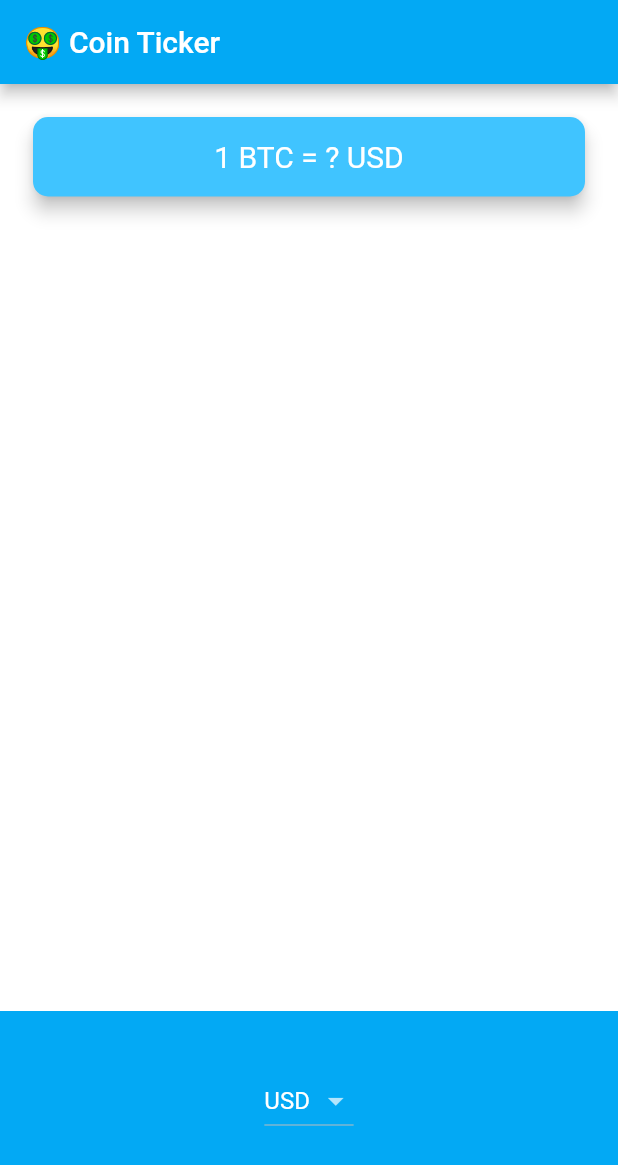
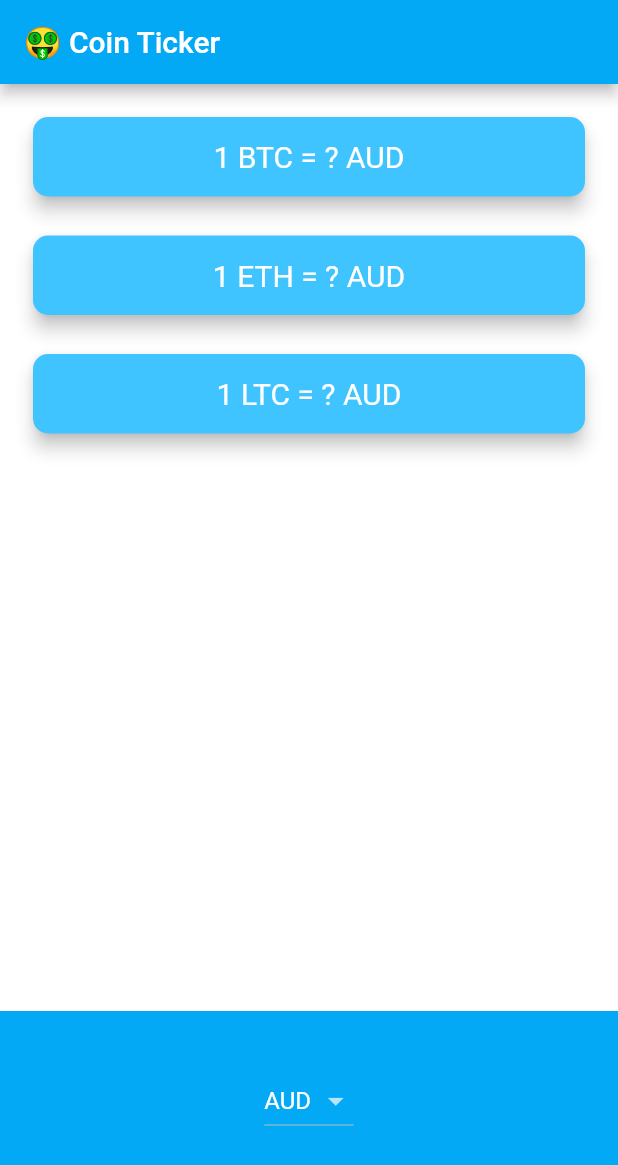
Before and after one commit to timliuGH/crypto-ticker-flutter, a Flutter app: the screen it shows after launch, on a phone screen of 412 x 824 dp. Shown: the top 1165 px of the screen. Run offline on Flutter 3.47's test engine with Material 2 defaults, Android fonts, the phone set to English and light mode, and no system bars; network calls fail.

Commit message:
Complete functionality

```diff
--- a/lib/coin_data.dart
+++ /dev/null
@@ -1,31 +0,0 @@
-const List<String> currenciesList = [
-  'AUD',
-  'BRL',
-  'CAD',
-  'CNY',
-  'EUR',
-  'GBP',
-  'HKD',
-  'IDR',
-  'ILS',
-  'INR',
-  'JPY',
-  'MXN',
-  'NOK',
-  'NZD',
-  'PLN',
-  'RON',
-  'RUB',
-  'SEK',
-  'SGD',
-  'USD',
-  'ZAR'
-];
-
-const List<String> cryptoList = [
-  'BTC',
-  'ETH',
-  'LTC',
-];
-
-class CoinData {}
--- a/lib/screens/price_screen.dart
+++ b/lib/screens/price_screen.dart
@@ -1,6 +1,6 @@
 import 'package:flutter/material.dart';
 import 'package:flutter/cupertino.dart';
-import 'package:cryptotickerflutter/coin_data.dart';
+import 'package:cryptotickerflutter/services/coin_data.dart';
 import 'dart:io' show Platform;
 
 class PriceScreen extends StatefulWidget {
@@ -9,7 +9,39 @@ class PriceScreen extends StatefulWidget {
 }
 
 class _PriceScreenState extends State<PriceScreen> {
-  String selectedCurrency = 'USD';
+  String selectedCurrency = currenciesList[0];
+  int numCrypto = cryptoList.length;
+  List<String> values = [];
+
+  List<Widget> makeCards() {
+    List<Widget> cards = [];
+    for (int i = 0; i < numCrypto; i++) {
+      cards.add(
+        Padding(
+          padding: EdgeInsets.fromLTRB(18.0, 18.0, 18.0, 0),
+          child: Card(
+            color: Colors.lightBlueAccent,
+            elevation: 5.0,
+            shape: RoundedRectangleBorder(
+              borderRadius: BorderRadius.circular(10.0),
+            ),
+            child: Padding(
+              padding: EdgeInsets.symmetric(vertical: 15.0, horizontal: 28.0),
+              child: Text(
+                '1 ${cryptoList[i]} = ${values[i]} $selectedCurrency',
+                textAlign: TextAlign.center,
+                style: TextStyle(
+                  fontSize: 20.0,
+                  // color: Colors.white,
+                ),
+              ),
+            ),
+          ),
+        ),
+      );
+    }
+    return cards;
+  }
 
   DropdownButton<String> getDropdownButton() {
     // Create list of dropdown menu items
@@ -29,6 +61,7 @@ class _PriceScreenState extends State<PriceScreen> {
       onChanged: (value) {
         setState(() {
           selectedCurrency = value;
+          getRate();
         });
       },
     );
@@ -44,10 +77,38 @@ class _PriceScreenState extends State<PriceScreen> {
       backgroundColor: Colors.lightBlue,
       itemExtent: 32.0,
       onSelectedItemChanged: (index) {
-        print(index);
+        setState(() {
+          selectedCurrency = currenciesList[index];
+          getRate();
+        });
       },
       children: pickerItems,
     );
+  }
+
+  void getRate() async {
+    for (int i = 0; i < values.length; i++) {
+      values[i] = '?';
+    }
+    try {
+      for (int i = 0; i < numCrypto; i++) {
+        double rate = await CoinData()
+            .getCoinData(crypto: cryptoList[i], fiat: selectedCurrency);
+        values[i] = rate.toStringAsFixed(0);
+      }
+      setState(() {/* Selected currency updated along with crypto values. */});
+    } catch (e) {
+      print(e);
+    }
+  }
+
+  @override
+  void initState() {
+    super.initState();
+    for (int i = 0; i < numCrypto; i++) {
+      values.add('?');
+    }
+    getRate();
   }
 
   @override
@@ -58,28 +119,10 @@ class _PriceScreenState extends State<PriceScreen> {
       ),
       body: Column(
         mainAxisAlignment: MainAxisAlignment.spaceBetween,
-        crossAxisAlignment: CrossAxisAlignment.stretch,
         children: <Widget>[
-          Padding(
-            padding: EdgeInsets.fromLTRB(18.0, 18.0, 18.0, 0),
-            child: Card(
-              color: Colors.lightBlueAccent,
-              elevation: 5.0,
-              shape: RoundedRectangleBorder(
-                borderRadius: BorderRadius.circular(10.0),
-              ),
-              child: Padding(
-                padding: EdgeInsets.symmetric(vertical: 15.0, horizontal: 28.0),
-                child: Text(
-                  '1 BTC = ? USD',
-                  textAlign: TextAlign.center,
-                  style: TextStyle(
-                    fontSize: 20.0,
-                    // color: Colors.white,
-                  ),
-                ),
-              ),
-            ),
+          Column(
+            crossAxisAlignment: CrossAxisAlignment.stretch,
+            children: makeCards(),
           ),
           Container(
             height: 150.0,
--- /dev/null
+++ b/lib/services/coin_data.dart
@@ -0,0 +1,48 @@
+import 'package:http/http.dart' as http;
+import 'package:cryptotickerflutter/services/key.dart' as key;
+import 'dart:convert';
+
+const String apiEndpoint = 'https://rest.coinapi.io/v1/exchangerate';
+
+class CoinData {
+  Future<dynamic> getCoinData({String crypto, String fiat}) async {
+    http.Response response =
+        await http.get('$apiEndpoint/$crypto/$fiat?apikey=${key.apiKey}');
+    if (response.statusCode == 200) {
+      return jsonDecode(response.body)['rate'];
+    } else {
+      print(response.statusCode);
+      throw 'Problem with GET request';
+    }
+  }
+}
+
+const List<String> currenciesList = [
+  'AUD',
+  'BRL',
+  'CAD',
+  'CNY',
+  'EUR',
+  'GBP',
+  'HKD',
+  'IDR',
+  'ILS',
+  'INR',
+  'JPY',
+  'MXN',
+  'NOK',
+  'NZD',
+  'PLN',
+  'RON',
+  'RUB',
+  'SEK',
+  'SGD',
+  'USD',
+  'ZAR'
+];
+
+const List<String> cryptoList = [
+  'BTC',
+  'ETH',
+  'LTC',
+];
```
Also changed, not shown: pubspec.yaml (+2 -19 lines), pubspec.lock, 1 other file.
